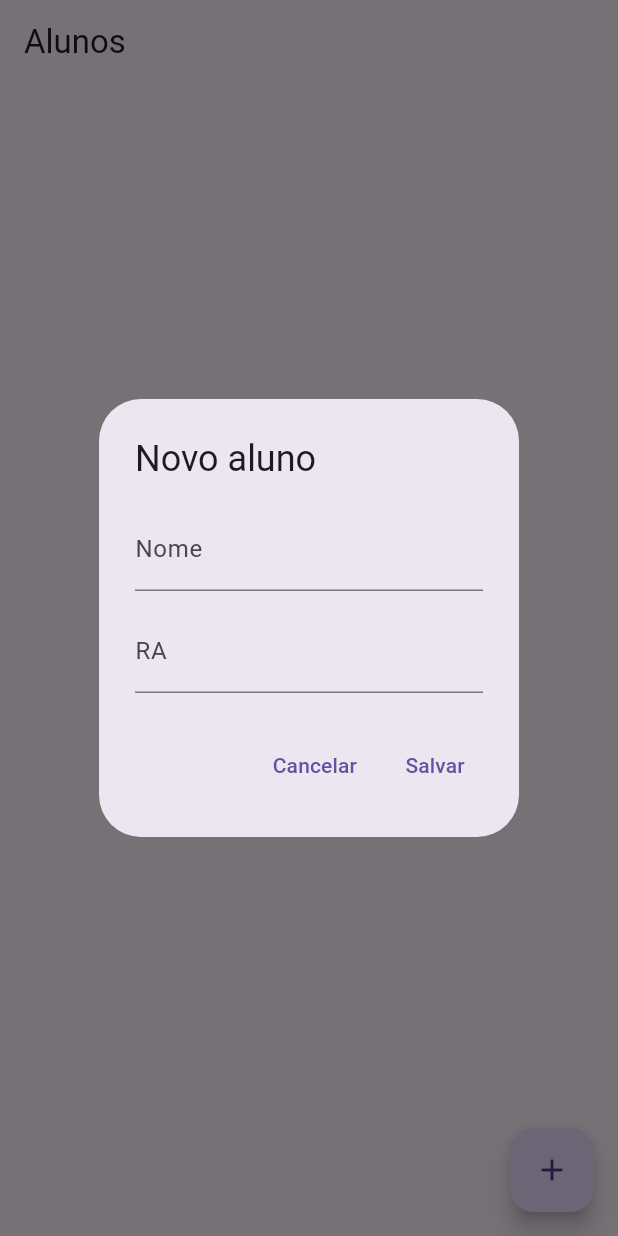
After one commit to Projeto-Integrador-Sistema-Professores/Sistema-gestao-educacional-Professores-alunos---PI-4-semestre, a Flutter app: the AllStudentsPage screen opened by its route, after a tap on the "add" icon, on a phone screen of 412 x 824 dp. The commit adds this screen. Run offline on Flutter 3.47's test engine with Material 3 defaults, Android fonts, the phone set to English and light mode, and no system bars; our stand-ins replace dio, flutter_riverpod, flutter_secure_storage, go_router, shared_preferences; missing offline and left inert: dart:html; accounts and stored records are empty.

Commit message:
Adiciona funcionalidade para listar e criar alunos, incluindo novas rotas e serviços para gerenciamento de estudantes.

```diff
--- a/lib/src/providers/courses_provider.dart
+++ b/lib/src/providers/courses_provider.dart
@@ -2,6 +2,7 @@
 import 'package:flutter_riverpod/flutter_riverpod.dart';
 import '../services/api_client.dart';
 import '../services/course_service.dart';
+import '../services/student_service.dart';
 import '../models/course.dart';
 import '../models/user.dart';
 
@@ -12,6 +13,11 @@ final apiClientProvider = Provider<ApiClient>((ref) {
 final courseServiceProvider = Provider<CourseService>((ref) {
   final client = ref.watch(apiClientProvider);
   return CourseService(client);
+});
+
+final studentServiceProvider = Provider<StudentService>((ref) {
+  final client = ref.watch(apiClientProvider);
+  return StudentService(client);
 });
 
 final coursesListProvider = FutureProvider<List<Course>>((ref) async {
@@ -57,6 +63,19 @@ final createAssignmentProvider = Provider((ref) {
   };
 });
 
+// Students (globais)
+final allStudentsProvider = FutureProvider<List<Map<String, dynamic>>>((ref) async {
+  final svc = ref.watch(studentServiceProvider);
+  return svc.listAllWithSubjects();
+});
+
+final createStudentProvider = Provider((ref) {
+  final svc = ref.watch(studentServiceProvider);
+  return (String name, String ra) async {
+    return svc.createStudent(name: name, ra: ra);
+  };
+});
+
 // NEW: delete course action
 final deleteCourseProvider = Provider((ref) {
   final svc = ref.watch(courseServiceProvider);
--- a/lib/src/routes.dart
+++ b/lib/src/routes.dart
@@ -8,6 +8,7 @@ import 'ui/students_page.dart';
 import 'ui/grade_launch_page.dart';
 import 'ui/create_assignment_page.dart';
 import 'providers/auth_provider.dart';
+import 'ui/all_students_page.dart';
 
 final routerProvider = Provider<GoRouter>((ref) {
   final auth = ref.watch(authStateProvider);
@@ -23,6 +24,11 @@ final routerProvider = Provider<GoRouter>((ref) {
         path: '/home',
         name: 'home',
         builder: (context, state) => const HomePage(),
+      ),
+      GoRoute(
+        path: '/students',
+        name: 'students_all',
+        builder: (context, state) => const AllStudentsPage(),
       ),
       GoRoute(
         path: '/course/:id',
--- a/lib/src/services/api_client.dart
+++ b/lib/src/services/api_client.dart
@@ -5,6 +5,7 @@ import 'json_storage.dart';
 import 'subject_storage.dart';
 import '../models/subject.dart';
 import 'package:shared_preferences/shared_preferences.dart';
+import 'student_storage.dart';
 
 class ApiClient {
   final Dio dio;
@@ -83,6 +84,32 @@ class ApiClient {
 
 
   Future<Map<String, dynamic>> _fakeGet(String path) async {
+    // /students (lista global)
+    if (path == '/students') {
+      final storage = StudentStorage();
+      final students = await storage.loadStudents();
+      final enrollments = await storage.loadEnrollments();
+
+      // carrega subjects para resolver nomes
+      final subjStorage = SubjectStorage();
+      final subjects = await subjStorage.loadSubjects();
+      final subjectMap = {for (var s in subjects) s.id: s};
+
+      final items = students.map((s) {
+        final sid = (s['id'] ?? '').toString();
+        final enrolled = enrollments[sid] ?? const <String>[];
+        final subjectNames = enrolled.map((id) => subjectMap[id]?.name ?? id).toList();
+        return {
+          'id': s['id'],
+          'name': s['name'],
+          'ra': s['ra'],
+          'role': 'student',
+          'subjects': subjectNames,
+        };
+      }).toList();
+
+      return {'items': items};
+    }
     // /auth/me
     if (path == '/auth/me') {
       return {
@@ -270,6 +297,13 @@ class ApiClient {
   }
 
   Future<Map<String, dynamic>> _fakePost(String path, dynamic data) async {
+    // POST /students (criar aluno)
+    if (path == '/students') {
+      final storage = StudentStorage();
+      final payload = Map<String, dynamic>.from(data as Map);
+      await storage.addStudent(payload);
+      return {'ok': true, 'student': payload};
+    }
     // Nenhuma mudança necessária aqui. O POST já estava correto.
 
     // POST /courses/{id}/assignments
--- /dev/null
+++ b/lib/src/services/student_service.dart
@@ -0,0 +1,26 @@
+import 'package:uuid/uuid.dart';
+import 'api_client.dart';
+import '../models/user.dart';
+
+class StudentService {
+  final ApiClient client;
+  StudentService(this.client);
+
+  Future<List<Map<String, dynamic>>> listAllWithSubjects() async {
+    final res = await client.get('/students');
+    final items = (res.data['items'] as List).cast<Map<String, dynamic>>();
+    return items;
+  }
+
+  Future<User> createStudent({required String name, required String ra}) async {
+    final id = const Uuid().v4();
+    final payload = {
+      'id': id,
+      'name': name,
+      'ra': ra,
+      'role': 'student',
+    };
+    await client.post('/students', data: payload);
+    return User(id: id, name: name, ra: ra, role: 'student');
+  }
+}
--- /dev/null
+++ b/lib/src/services/student_storage.dart
@@ -0,0 +1,50 @@
+import 'dart:convert';
+import 'package:shared_preferences/shared_preferences.dart';
+
+class StudentStorage {
+  static const String _studentsKey = 'students_list';
+  static const String _enrollmentsKey = 'students_enrollments'; // studentId -> [subjectId]
+
+  Future<List<Map<String, dynamic>>> loadStudents() async {
+    final prefs = await SharedPreferences.getInstance();
+    final raw = prefs.getString(_studentsKey);
+    if (raw == null || raw.isEmpty) return [];
+    final List<dynamic> decoded = json.decode(raw) as List<dynamic>;
+    return decoded.map((e) => Map<String, dynamic>.from(e as Map)).toList();
+  }
+
+  Future<void> saveStudents(List<Map<String, dynamic>> students) async {
+    final prefs = await SharedPreferences.getInstance();
+    await prefs.setString(_studentsKey, json.encode(students));
+  }
+
+  Future<void> addStudent(Map<String, dynamic> student) async {
+    final list = await loadStudents();
+    list.add(student);
+    await saveStudents(list);
+  }
+
+  Future<void> removeStudent(String id) async {
+    final list = await loadStudents();
+    list.removeWhere((s) => (s['id'] ?? '') == id);
+    await saveStudents(list);
+    // also remove enrollments for that student
+    final prefs = await SharedPreferences.getInstance();
+    final map = await loadEnrollments();
+    map.remove(id);
+    await prefs.setString(_enrollmentsKey, json.encode(map));
+  }
+
+  Future<Map<String, List<String>>> loadEnrollments() async {
+    final prefs = await SharedPreferences.getInstance();
+    final raw = prefs.getString(_enrollmentsKey);
+    if (raw == null || raw.isEmpty) return {};
+    final Map<String, dynamic> decoded = json.decode(raw) as Map<String, dynamic>;
+    return decoded.map((k, v) => MapEntry(k, (v as List).map((e) => e.toString()).toList()));
+  }
+
+  Future<void> saveEnrollments(Map<String, List<String>> enrollments) async {
+    final prefs = await SharedPreferences.getInstance();
+    await prefs.setString(_enrollmentsKey, json.encode(enrollments));
+  }
+}
--- /dev/null
+++ b/lib/src/ui/all_students_page.dart
@@ -0,0 +1,121 @@
+import 'package:flutter/material.dart';
+import 'package:flutter_riverpod/flutter_riverpod.dart';
+import '../providers/courses_provider.dart';
+
+class AllStudentsPage extends ConsumerWidget {
+  const AllStudentsPage({super.key});
+
+  @override
+  Widget build(BuildContext context, WidgetRef ref) {
+    final studentsAsync = ref.watch(allStudentsProvider);
+    return Scaffold(
+      appBar: AppBar(title: const Text('Alunos')),
+      body: studentsAsync.when(
+        loading: () => const Center(child: CircularProgressIndicator()),
+        error: (e, s) => Center(child: Text('Erro: $e')),
+        data: (items) {
+          if (items.isEmpty) {
+            return const Center(child: Text('Nenhum aluno cadastrado.'));
+          }
+          return ListView.separated(
+            padding: const EdgeInsets.all(12),
+            itemCount: items.length,
+            separatorBuilder: (_, __) => const Divider(),
+            itemBuilder: (ctx, i) {
+              final s = items[i];
+              final subjects = (s['subjects'] as List).cast<String>();
+              return ListTile(
+                leading: const CircleAvatar(child: Icon(Icons.person)),
+                title: Text(s['name'] ?? ''),
+                subtitle: Text('RA: ${s['ra'] ?? ''}\n${subjects.isEmpty ? 'Sem matérias' : 'Matérias: ' + subjects.join(', ')}'),
+                isThreeLine: true,
+              );
+            },
+          );
+        },
+      ),
+      floatingActionButton: FloatingActionButton(
+        onPressed: () async {
+          final created = await showDialog<bool>(
+            context: context,
+            builder: (ctx) => const _CreateStudentDialog(),
+          );
+          if (created == true) {
+            // refresh list
+            // ignore: unused_local_variable
+            final _ = ref.refresh(allStudentsProvider);
+          }
+        },
+        child: const Icon(Icons.add),
+      ),
+    );
+  }
+}
+
+class _CreateStudentDialog extends ConsumerStatefulWidget {
+  const _CreateStudentDialog();
+
+  @override
+  ConsumerState<_CreateStudentDialog> createState() => _CreateStudentDialogState();
+}
+
+class _CreateStudentDialogState extends ConsumerState<_CreateStudentDialog> {
+  final _formKey = GlobalKey<FormState>();
+  final _nameCtrl = TextEditingController();
+  final _raCtrl = TextEditingController();
+  bool _saving = false;
+
+  @override
+  void dispose() {
+    _nameCtrl.dispose();
+    _raCtrl.dispose();
+    super.dispose();
+  }
+
+  @override
+  Widget build(BuildContext context) {
+    return AlertDialog(
+      title: const Text('Novo aluno'),
+      content: Form(
+        key: _formKey,
+        child: Column(
+          mainAxisSize: MainAxisSize.min,
+          children: [
+            TextFormField(
+              controller: _nameCtrl,
+              decoration: const InputDecoration(labelText: 'Nome'),
+              validator: (v) => (v == null || v.trim().isEmpty) ? 'Informe o nome' : null,
+            ),
+            const SizedBox(height: 12),
+            TextFormField(
+              controller: _raCtrl,
+              decoration: const InputDecoration(labelText: 'RA'),
+              validator: (v) => (v == null || v.trim().isEmpty) ? 'Informe o RA' : null,
+            ),
+          ],
+        ),
+      ),
+      actions: [
+        TextButton(
+          onPressed: _saving ? null : () => Navigator.pop(context, false),
+          child: const Text('Cancelar'),
+        ),
+        TextButton(
+          onPressed: _saving
+              ? null
+              : () async {
+                  if (!_formKey.currentState!.validate()) return;
+                  setState(() => _saving = true);
+                  final create = ref.read(createStudentProvider);
+                  await create(_nameCtrl.text.trim(), _raCtrl.text.trim());
+                  if (mounted) {
+                    setState(() => _saving = false);
+                    Navigator.pop(context, true);
+                  }
+                },
+          child: _saving ? const SizedBox(width: 18, height: 18, child: CircularProgressIndicator(strokeWidth: 2)) : const Text('Salvar'),
+        ),
+      ],
+    );
+  }
+}
--- a/lib/src/ui/home_page.dart
+++ b/lib/src/ui/home_page.dart
@@ -135,9 +135,7 @@ class _HomePageState extends ConsumerState<HomePage> {
                 title: const Text('Alunos'),
                 onTap: () {
                   Navigator.pop(context);
-                  ScaffoldMessenger.of(context).showSnackBar(
-                    const SnackBar(content: Text('Alunos: em breve')),
-                  );
+                  context.go('/students');
                 },
               ),
               ListTile(
```
